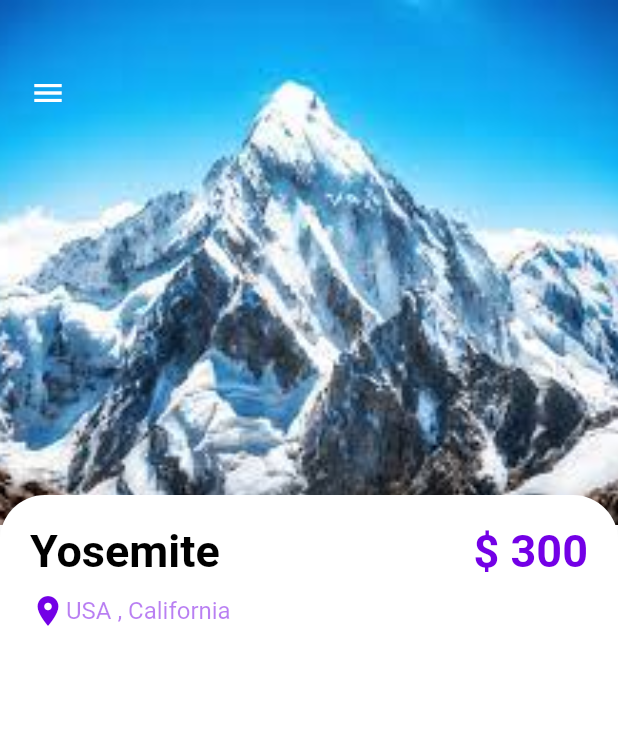
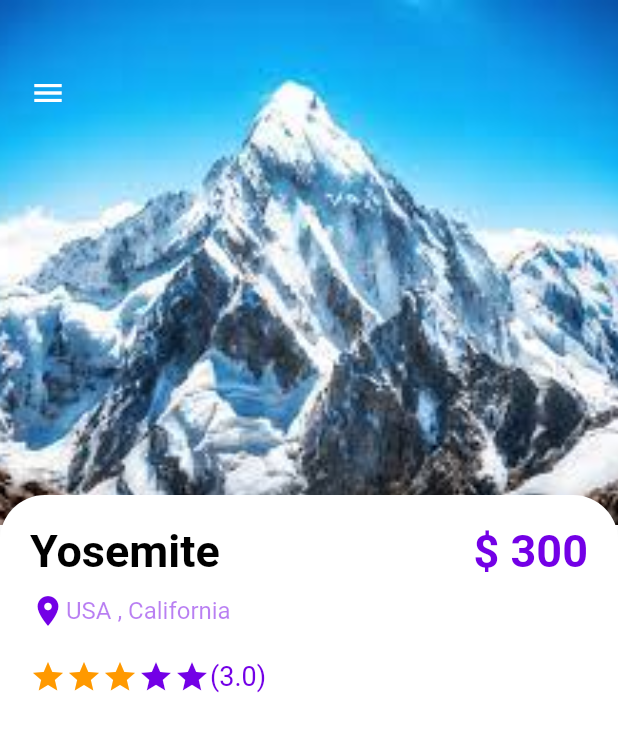
Before and after one commit to RRKawchar/travel_app_ui, a Flutter app: the screen it shows after launch, on a phone screen of 412 x 824 dp. Shown: the top 732 px of the screen. Run offline on Flutter 3.47's test engine with Material 2 defaults, Android fonts, the phone set to English and light mode, and no system bars.

Commit message:
5th commit

```diff
--- a/lib/pages/details_page.dart
+++ b/lib/pages/details_page.dart
@@ -11,6 +11,9 @@ class DetailsPage extends StatefulWidget {
 }
 
 class _DetailsPageState extends State<DetailsPage> {
+
+
+  int gottenStar=3;
   @override
   Widget build(BuildContext context) {
     return Scaffold(
@@ -68,7 +71,19 @@ class _DetailsPageState extends State<DetailsPage> {
                           Icon(Icons.location_on,color: AppColors.colorPurple,),
                           AppSimpleText(text: "USA , California",color:AppColors.colorPurple.withOpacity(0.5),size: 16,)
                         ],
-                      )
+                      ),
+                      SizedBox(height: 20,),
+                      Row(
+                        children: [
+                          Wrap(
+                            children: List.generate(5, (index){
+                              return Icon(Icons.star,color:index<gottenStar?AppColors.starColor:AppColors.colorPurple);
+                            }),
+                          ),
+                          AppSimpleText(text: "(3.0)",color: AppColors.colorPurple,size: 18,)
+                        ],
+                      ),
+
                     ],
                   ),
                 )
--- a/lib/pages/navPages/home_page.dart
+++ b/lib/pages/navPages/home_page.dart
@@ -156,7 +156,8 @@ class _HomePageState extends State<HomePage> with TickerProviderStateMixin{
                           SizedBox(height: 10,),
                           Container(
                             child: AppSimpleText(text: iconimages.values.elementAt(index),color: AppColors.colorBlack,size: 15,),
-                          )
+                          ),
+
 
                         ],
                       ),
--- a/lib/widgets/app_colors.dart
+++ b/lib/widgets/app_colors.dart
@@ -7,6 +7,7 @@ class AppColors{
   static const colorBlack=Color(0xff000000);
   static const colorgray1=Color(0xff666666);
   static const colorPurple=Color(0xff7300e6);
+  static const starColor=Color(0xffff9900);
   static const colorWhit=Color(0xffffffff);
 
   static const mainColor=Color(0xff8c8c5a);
```
